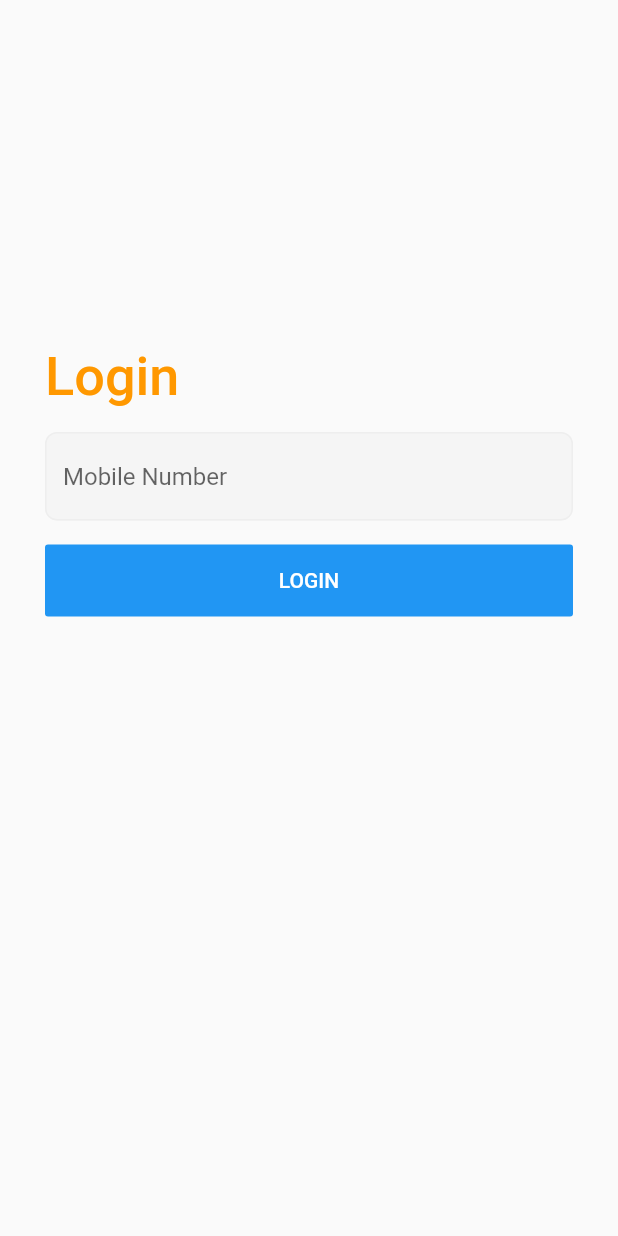
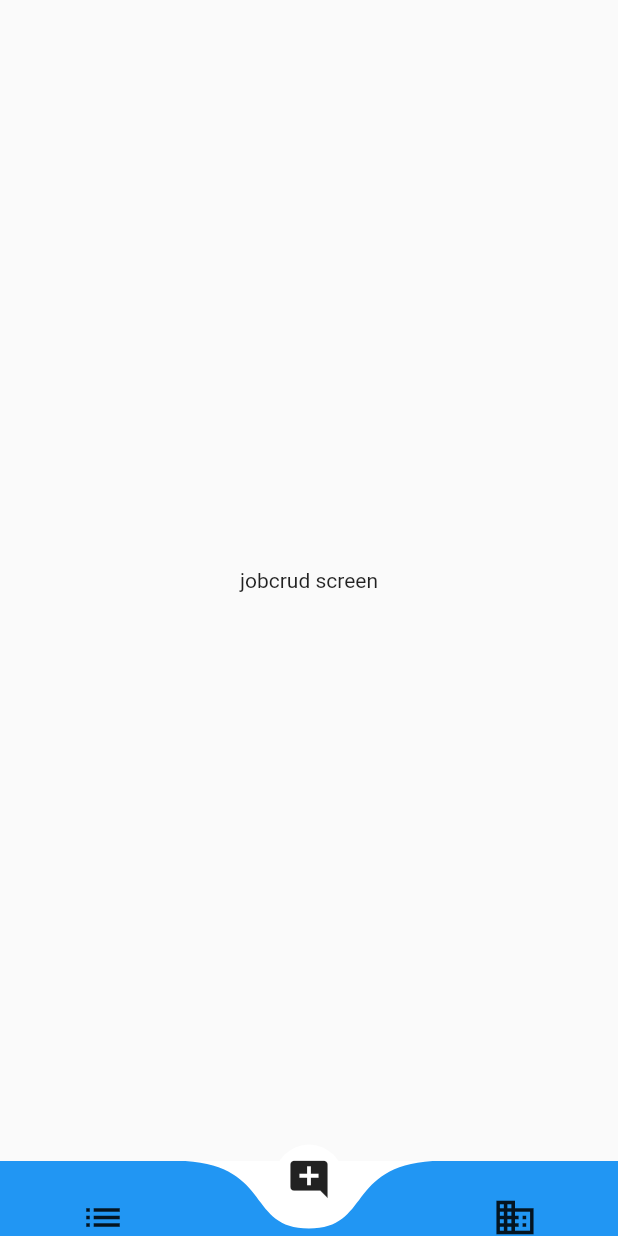
Before and after one commit to imtanbro/code_fury_app, a Flutter app: the screen it shows after launch, on a phone screen of 412 x 824 dp. Run offline on Flutter 3.47's test engine with Material 2 defaults, Android fonts, the phone set to English and light mode, and no system bars; drawn by our look-alikes of curved_navigation_bar.

Commit message:
updated UI

```diff
--- a/lib/main.dart
+++ b/lib/main.dart
@@ -1,5 +1,6 @@
 import 'package:codefuryapp/Service/Login/login.dart';
 import 'package:flutter/material.dart';
+import 'screens/home_screens.dart';
 
 void main() {
   runApp(MyApp());
@@ -11,7 +12,7 @@ class MyApp extends StatelessWidget {
   Widget build(BuildContext context) {
     return MaterialApp(
       title: 'Flutter Demo',
-      home: Login(),
+      home: NavigationScreen(),
     );
   }
 }
--- /dev/null
+++ b/lib/screens/home_screens.dart
@@ -0,0 +1,44 @@
+import 'package:flutter/material.dart';
+import 'job_screen.dart';
+import 'profile.dart';
+import 'application_screen.dart';
+import 'package:curved_navigation_bar/curved_navigation_bar.dart';
+
+
+
+class NavigationScreen extends StatefulWidget {
+  static String id ='home';
+  @override
+  _NavigationScreenState createState() => _NavigationScreenState();
+}
+List <Widget> currWid =[Applicants(),Job(),MyProfile()];
+int currIndex =1;
+class _NavigationScreenState extends State<NavigationScreen> {
+
+  @override
+  Widget build(BuildContext context) {
+
+    return Scaffold(
+      bottomNavigationBar:  CurvedNavigationBar(
+        items: <Widget>[
+          Icon(Icons.list, size: 30),
+          Icon(Icons.add_comment, size: 30),
+          Icon(Icons.business, size: 30),
+        ],
+        backgroundColor:Colors.white,
+        color:Colors.blue ,
+        buttonBackgroundColor:Colors.white ,
+        index: currIndex,
+        animationDuration: Duration(milliseconds: 200),
+        onTap:(index){
+          setState(() {
+            currIndex=index;
+            print(currIndex);
+          });
+        },
+        height: 50,
+      ),
+      body:currWid[currIndex],
+    );
+  }
+}
--- /dev/null
+++ b/lib/screens/job_screen.dart
@@ -0,0 +1,17 @@
+import 'package:flutter/material.dart';
+
+class Job extends StatefulWidget {
+  @override
+  _JobState createState() => _JobState();
+}
+
+class _JobState extends State<Job> {
+  @override
+  Widget build(BuildContext context) {
+    return Container(
+      child: Center(
+        child: Text('jobcrud screen'),
+      ),
+    );
+  }
+}
--- a/pubspec.yaml
+++ b/pubspec.yaml
@@ -33,6 +33,7 @@ dependencies:
   random_string: ^2.1.0
   shared_preferences: ^0.5.12+4
   sqflite: ^1.3.2+1
+  curved_navigation_bar: ^0.3.3
 
 
 dev_dependencies:
```
Also changed, not shown: lib/screens/applicants/applicant_detail.dart (added, +70 -0 lines), lib/screens/applicants/cardmodel.dart (added, +33 -0 lines), lib/screens/applicants/list_view_applicants.dart (added, +15 -0 lines), lib/screens/application_screen.dart (added, +19 -0 lines), lib/screens/profile.dart (added, +19 -0 lines), pubspec.lock.
